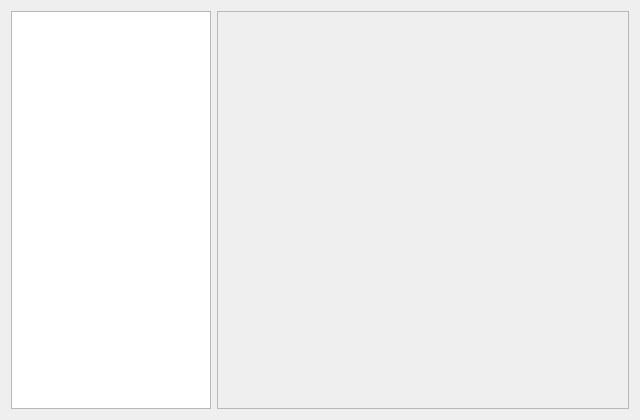
First picture: the form in ui/optionswindow.ui, repository Open-Typer/Open-Typer, before the edit.
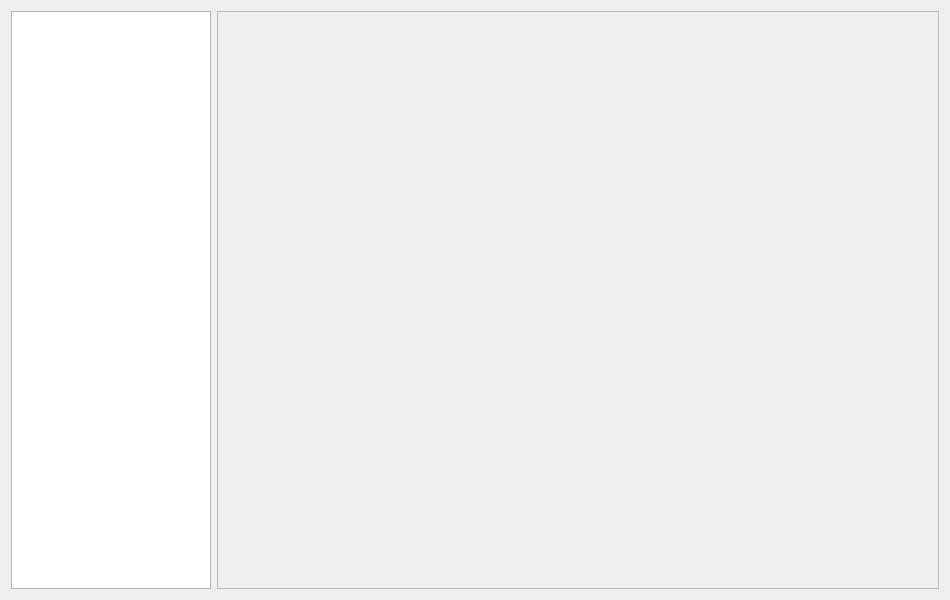
Second picture: the form after the edit.

Commit message: ui: optionswindow: Set fixed window size

The edit to the form file:
```diff
--- a/ui/optionswindow.ui
+++ b/ui/optionswindow.ui
@@ -6,10 +6,22 @@
    <rect>
     <x>0</x>
     <y>0</y>
-    <width>640</width>
-    <height>420</height>
+    <width>950</width>
+    <height>600</height>
    </rect>
   </property>
+  <property name="minimumSize">
+   <size>
+    <width>950</width>
+    <height>600</height>
+   </size>
+  </property>
+  <property name="maximumSize">
+   <size>
+    <width>950</width>
+    <height>600</height>
+   </size>
+  </property>
   <property name="windowTitle">
    <string>Options</string>
   </property>
@@ -40,8 +52,8 @@
        <rect>
         <x>0</x>
         <y>0</y>
-        <width>414</width>
-        <height>400</height>
+        <width>724</width>
+        <height>580</height>
        </rect>
       </property>
      </widget>
```
